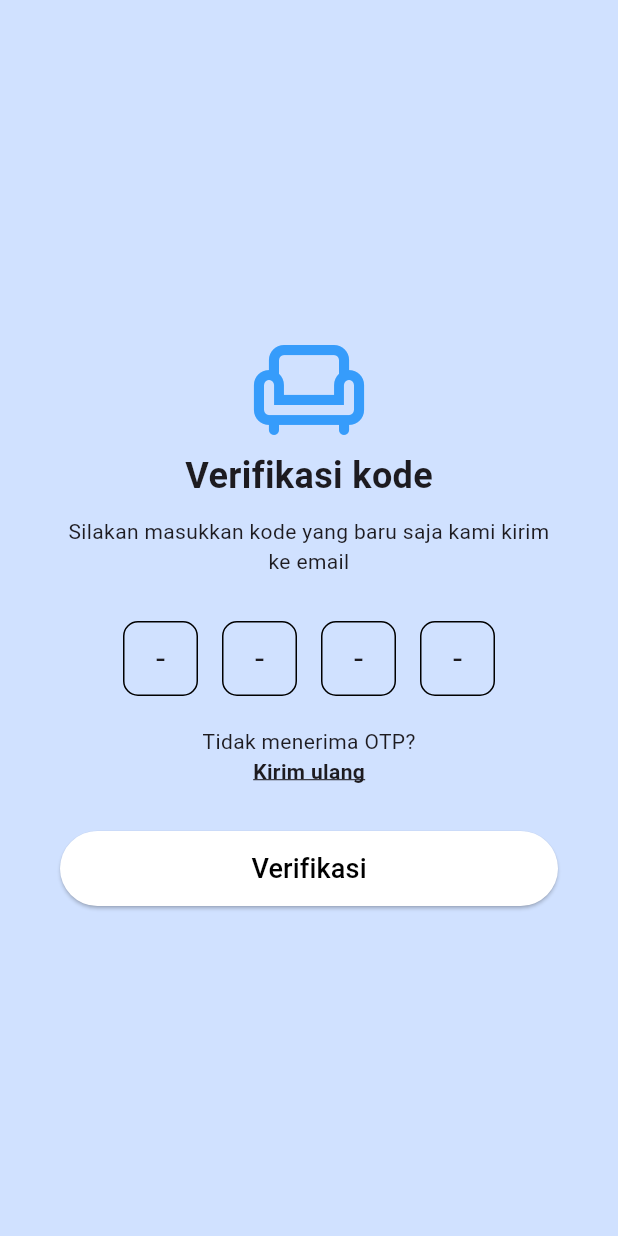
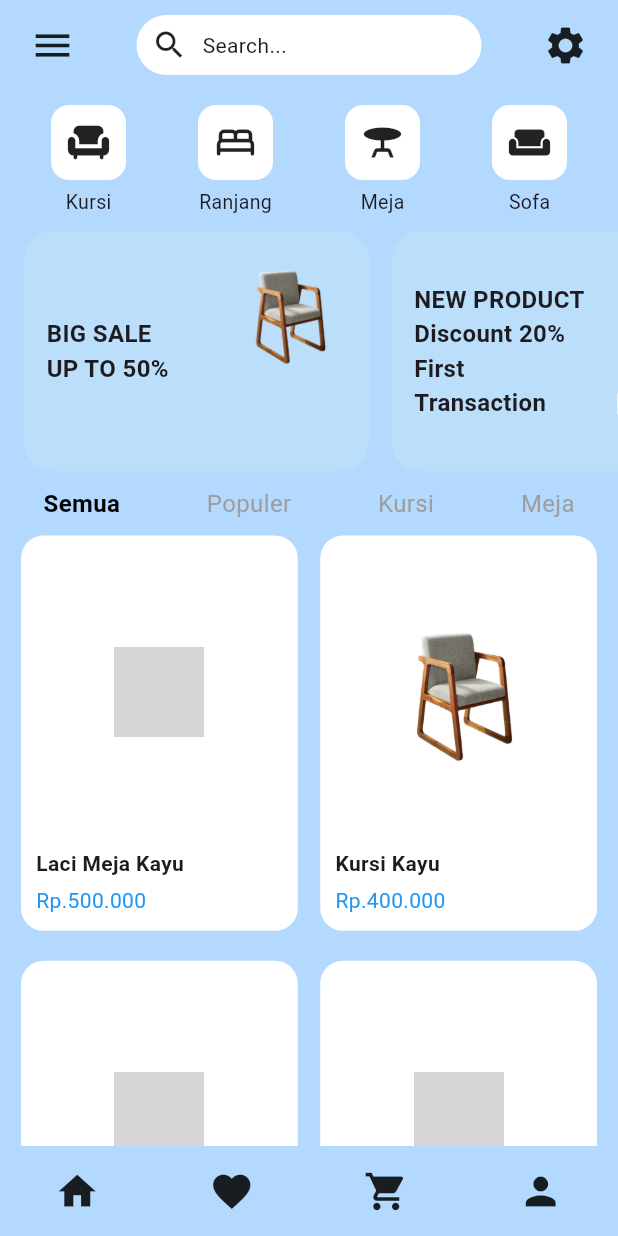
Before and after one commit to fahmihasanasagaf/TUBES_PPB, a Flutter app: the VerifyPage screen opened by its route, after a tap on "Verifikasi", on a phone screen of 412 x 824 dp. Run offline on Flutter 3.47's test engine with Material 3 defaults, Android fonts, the light colour scheme and no system bars; Roboto replaces fonts that are missing (Poppins); grey boxes are pictures that could not be loaded.

Commit message:
progress 2

```diff
--- a/amitrafurniture/lib/main.dart
+++ b/amitrafurniture/lib/main.dart
@@ -3,6 +3,8 @@ import 'screens/welcome_screen.dart';
 import 'screens/login_screen.dart';
 import 'screens/register_page.dart';
 import 'screens/verify_page.dart';
+import 'screens/home_page.dart';
+
 
 void main() {
   runApp(const MyApp());
@@ -22,11 +24,13 @@ class MyApp extends StatelessWidget {
       ),
       initialRoute: '/',
       routes: {
-        '/': (context) => const WelcomeScreen(),
-        '/login': (context) => const LoginScreen(),
-        '/register': (context) => const RegisterPage(),
-        '/verify': (context) => const VerifyPage(),
-      },
+  '/': (context) => const WelcomeScreen(),
+  '/login': (context) => const LoginScreen(),
+  '/register': (context) => const RegisterPage(),
+  '/verify': (context) => const VerifyPage(),
+  '/home': (context) => const HomePage(),
+},
+
     );
   }
 }
--- /dev/null
+++ b/amitrafurniture/lib/screens/home_page.dart
@@ -0,0 +1,261 @@
+import 'package:flutter/material.dart';
+
+class HomePage extends StatelessWidget {
+  const HomePage({super.key});
+
+  @override
+  Widget build(BuildContext context) {
+    return Scaffold(
+      backgroundColor: const Color(0xFFB3D9FF),
+      body: SafeArea(
+        child: SingleChildScrollView(
+          child: Column(
+            children: [
+              // =====================
+              // TOP BAR
+              // =====================
+              Padding(
+                padding: const EdgeInsets.symmetric(horizontal: 20, vertical: 10),
+                child: Row(
+                  mainAxisAlignment: MainAxisAlignment.spaceBetween,
+                  children: [
+                    const Icon(Icons.menu, size: 30),
+                    Container(
+                      width: 230,
+                      height: 40,
+                      padding: const EdgeInsets.symmetric(horizontal: 10),
+                      decoration: BoxDecoration(
+                        color: Colors.white,
+                        borderRadius: BorderRadius.circular(20),
+                      ),
+                      child: const Row(
+                        children: [
+                          Icon(Icons.search),
+                          SizedBox(width: 10),
+                          Text("Search..."),
+                        ],
+                      ),
+                    ),
+                    const Icon(Icons.settings, size: 30),
+                  ],
+                ),
+              ),
+
+              // =====================
+              // CATEGORY ICONS
+              // =====================
+              Padding(
+                padding: const EdgeInsets.symmetric(horizontal: 10, vertical: 10),
+                child: Row(
+                  mainAxisAlignment: MainAxisAlignment.spaceAround,
+                  children: [
+                    _buildCategory(Icons.chair, "Kursi"),
+                    _buildCategory(Icons.bed_rounded, "Ranjang"),
+                    _buildCategory(Icons.table_bar, "Meja"),
+                    _buildCategory(Icons.weekend, "Sofa"),
+                  ],
+                ),
+              ),
+
+              // =====================
+              // PROMO BANNER
+              // =====================
+              SizedBox(
+                height: 160,
+                child: ListView(
+                  scrollDirection: Axis.horizontal,
+                  padding: const EdgeInsets.only(left: 16),
+                  children: [
+                    _buildPromoCard(
+                      "BIG SALE\nUP TO 50%",
+                      "assets/images/Kursi.png",
+                    ),
+                    _buildPromoCard(
+                      "NEW PRODUCT\nDiscount 20%\nFirst Transaction",
+                      "assets/images/Kursi.png",
+                      button: true,
+                    ),
+                  ],
+                ),
+              ),
+
+              const SizedBox(height: 10),
+
+              // =====================
+              // TAB MENU
+              // =====================
+              Row(
+                mainAxisAlignment: MainAxisAlignment.spaceAround,
+                children: [
+                  _buildTab("Semua", true),
+                  _buildTab("Populer", false),
+                  _buildTab("Kursi", false),
+                  _buildTab("Meja", false),
+                ],
+              ),
+
+              const SizedBox(height: 10),
+
+              // =====================
+              // PRODUCT GRID
+              // =====================
+              Padding(
+                padding: const EdgeInsets.symmetric(horizontal: 14),
+                child: GridView.count(
+                  shrinkWrap: true,
+                  crossAxisCount: 2,
+                  physics: const NeverScrollableScrollPhysics(),
+                  mainAxisSpacing: 20,
+                  crossAxisSpacing: 15,
+                  childAspectRatio: 0.70,
+                  children: [
+                    _buildProduct("Laci Meja Kayu", "Rp.500.000", "assets/images/lemari.png"),
+                    _buildProduct("Kursi Kayu", "Rp.400.000", "assets/images/Kursi.png"),
+                    _buildProduct("Sofa", "Rp.5.000.000", "assets/images/sofa.png"),
+                    _buildProduct("GrandWood Bed", "Rp.7.000.000", "assets/images/ranjang.png"),
+                  ],
+                ),
+              ),
+
+              const SizedBox(height: 20),
+            ],
+          ),
+        ),
+      ),
+
+      // =====================
+      // BOTTOM NAVBAR
+      // =====================
+      bottomNavigationBar: Container(
+        height: 60,
+        decoration: const BoxDecoration(
+          color: Color(0xFFB3D9FF),
+          borderRadius: BorderRadius.vertical(top: Radius.circular(20)),
+        ),
+        child: const Row(
+          mainAxisAlignment: MainAxisAlignment.spaceAround,
+          children: [
+            Icon(Icons.home, size: 30),
+            Icon(Icons.favorite, size: 30),
+            Icon(Icons.shopping_cart, size: 30),
+            Icon(Icons.person, size: 30),
+          ],
+        ),
+      ),
+    );
+  }
+
+  // ===============================================================
+  // WIDGET: CATEGORY ICON
+  // ===============================================================
+  Widget _buildCategory(IconData icon, String title) {
+    return Column(
+      children: [
+        Container(
+          padding: const EdgeInsets.all(10),
+          decoration: BoxDecoration(
+              color: Colors.white, borderRadius: BorderRadius.circular(12)),
+          child: Icon(icon, size: 30),
+        ),
+        const SizedBox(height: 5),
+        Text(title, style: const TextStyle(fontSize: 13)),
+      ],
+    );
+  }
+
+  // ===============================================================
+  // WIDGET: PROMO CARD
+  // ===============================================================
+  Widget _buildPromoCard(String text, String img, {bool button = false}) {
+    return Container(
+      width: 230,
+      margin: const EdgeInsets.only(right: 15),
+      padding: const EdgeInsets.all(15),
+      decoration: BoxDecoration(
+        color: Colors.blue.shade100,
+        borderRadius: BorderRadius.circular(20),
+      ),
+      child: Row(
+        children: [
+          Expanded(
+            child: Text(
+              text,
+              style: const TextStyle(
+                fontSize: 16,
+                fontWeight: FontWeight.bold,
+              ),
+            ),
+          ),
+          Column(
+            children: [
+              Image.asset(img, height: 80),
+              if (button)
+                Container(
+                  margin: const EdgeInsets.only(top: 5),
+                  padding: const EdgeInsets.symmetric(horizontal: 10, vertical: 5),
+                  decoration: BoxDecoration(
+                    color: Colors.white,
+                    borderRadius: BorderRadius.circular(10),
+                  ),
+                  child: const Text("BELI"),
+                )
+            ],
+          )
+        ],
+      ),
+    );
+  }
+
+  // ===============================================================
+  // WIDGET: TAB MENU
+  // ===============================================================
+  Widget _buildTab(String text, bool active) {
+    return Text(
+      text,
+      style: TextStyle(
+        fontSize: 16,
+        fontWeight: active ? FontWeight.bold : FontWeight.normal,
+        color: active ? Colors.black : Colors.grey,
+      ),
+    );
+  }
+
+  // ===============================================================
+  // WIDGET: PRODUCT CARD
+  // ===============================================================
+  Widget _buildProduct(String title, String price, String img) {
+    return Container(
+      decoration: BoxDecoration(
+        color: Colors.white,
+        borderRadius: BorderRadius.circular(15),
+      ),
+      padding: const EdgeInsets.all(10),
+      child: Column(
+        crossAxisAlignment: CrossAxisAlignment.start,
+        children: [
+          Expanded(
+            child: Center(
+              child: Image.asset(
+                img,
+                height: 110,
+                errorBuilder: (context, error, stackTrace) {
+                  return const Icon(Icons.error, size: 60);
+                },
+              ),
+            ),
+          ),
+          const SizedBox(height: 10),
+          Text(
+            title,
+            style: const TextStyle(fontSize: 14, fontWeight: FontWeight.bold),
+          ),
+          const SizedBox(height: 5),
+          Text(
+            price,
+            style: const TextStyle(color: Colors.blue),
+          )
+        ],
+      ),
+    );
+  }
+}
--- a/amitrafurniture/lib/screens/login_screen.dart
+++ b/amitrafurniture/lib/screens/login_screen.dart
@@ -9,6 +9,7 @@ class LoginScreen extends StatelessWidget {
     final passwordController = TextEditingController();
 
     return Scaffold(
+      backgroundColor: const Color(0xFFD0E2FF),
       body: SafeArea(
         child: SingleChildScrollView(
           padding: const EdgeInsets.symmetric(horizontal: 30, vertical: 50),
@@ -77,7 +78,9 @@ class LoginScreen extends StatelessWidget {
                         horizontal: 100, vertical: 15),
                     shape: RoundedRectangleBorder(
                         borderRadius: BorderRadius.circular(12))),
-                onPressed: () {},
+                onPressed: () {
+                  Navigator.pushNamed(context, '/home');
+                },
                 child: const Text(
                   'Login',
                   style: TextStyle(
@@ -93,9 +96,9 @@ class LoginScreen extends StatelessWidget {
               Row(
                 mainAxisAlignment: MainAxisAlignment.center,
                 children: [
-                  Image.asset('assets/images/google.png', height: 35),
+                  Image.asset('assets/images/google.png', height: 35, errorBuilder: (context, error, stackTrace) => const Icon(Icons.error)),
                   const SizedBox(width: 40),
-                  Image.asset('assets/images/whatsapp.png', height: 40),
+                  Image.asset('assets/images/whatsapp.png', height: 40, errorBuilder: (context, error, stackTrace) => const Icon(Icons.error)),
                 ],
               ),
               const SizedBox(height: 30),
--- a/amitrafurniture/lib/screens/register_page.dart
+++ b/amitrafurniture/lib/screens/register_page.dart
@@ -9,14 +9,17 @@ class RegisterPage extends StatefulWidget {
 
 class _RegisterPageState extends State<RegisterPage> {
   bool agree = false;
+  final _formKey = GlobalKey<FormState>();
 
   @override
   Widget build(BuildContext context) {
     return Scaffold(
-      backgroundColor:  const Color.fromRGBO(208, 225, 255, 1),
+      backgroundColor: const Color(0xFFD0E2FF),
       body: Center(
         child: SingleChildScrollView(
           padding: const EdgeInsets.symmetric(horizontal: 40, vertical: 20),
+          child: Form(
+            key: _formKey,
             child: Column(
               mainAxisAlignment: MainAxisAlignment.center,
               children: [
@@ -38,7 +41,8 @@ class _RegisterPageState extends State<RegisterPage> {
                 Row(
                   children: [
                     Checkbox(
-                      value: agree, onChanged: (v) => setState(() => agree = v!)),
+                        value: agree,
+                        onChanged: (v) => setState(() => agree = v!)),
                     const Expanded(
                         child: Text('Setuju dengan syarat & ketentuan')),
                   ],
@@ -48,9 +52,11 @@ class _RegisterPageState extends State<RegisterPage> {
                     backgroundColor: Colors.white,
                     minimumSize: const Size(double.infinity, 50),
                   ),
-                onPressed: () {
+                  onPressed: agree ? () {
+                    if (_formKey.currentState!.validate()) {
                       Navigator.pushNamed(context, '/verify');
-                },
+                    }
+                  } : null,
                   child: const Text('Daftar',
                       style: TextStyle(fontSize: 18, color: Colors.black)),
                 ),
@@ -60,9 +66,9 @@ class _RegisterPageState extends State<RegisterPage> {
                 Row(
                   mainAxisAlignment: MainAxisAlignment.center,
                   children: [
-                  Image.asset('assets/images/google.png', height: 40),
+                    Image.asset('assets/images/google.png', height: 40, errorBuilder: (context, error, stackTrace) => const Icon(Icons.error)),
                     const SizedBox(width: 20),
-                  Image.asset('assets/images/whatsapp.png', height: 40),
+                    Image.asset('assets/images/whatsapp.png', height: 40, errorBuilder: (context, error, stackTrace) => const Icon(Icons.error)),
                   ],
                 ),
                 const SizedBox(height: 15),
@@ -89,18 +95,19 @@ class _RegisterPageState extends State<RegisterPage> {
             ),
           ),
         ),
+      ),
     );
   }
 
   Widget _buildTextField(String label, String hint,
       {bool isPassword = false}) {
-    return TextField(
+    return TextFormField(
       obscureText: isPassword,
       decoration: InputDecoration(
         labelText: label,
         hintText: hint,
         filled: true,
-        fillColor: Colors.transparent,
+        fillColor: Colors.white,
         enabledBorder: OutlineInputBorder(
           borderRadius: BorderRadius.circular(15),
           borderSide: const BorderSide(color: Colors.black, width: 1),
@@ -113,6 +120,12 @@ class _RegisterPageState extends State<RegisterPage> {
             ? const Icon(Icons.visibility_off, color: Colors.black)
             : null,
       ),
+      validator: (value) {
+        if (value == null || value.isEmpty) {
+          return '$label harus diisi';
+        }
+        return null;
+      },
     );
   }
 }
--- a/amitrafurniture/lib/screens/verify_page.dart
+++ b/amitrafurniture/lib/screens/verify_page.dart
@@ -6,7 +6,7 @@ class VerifyPage extends StatelessWidget {
   @override
   Widget build(BuildContext context) {
     return Scaffold(
-      backgroundColor:  const Color.fromRGBO(208, 225, 255, 1),
+      backgroundColor: const Color(0xFFD0E2FF),
       body: Center(
         child: Padding(
           padding: const EdgeInsets.symmetric(horizontal: 40, vertical: 40),
@@ -53,7 +53,9 @@ class VerifyPage extends StatelessWidget {
                 style: ElevatedButton.styleFrom(
                     backgroundColor: Colors.white,
                     minimumSize: const Size(double.infinity, 50)),
-                onPressed: () {},
+                onPressed: () {
+                  Navigator.pushNamed(context, '/home');
+                },
                 child: const Text('Verifikasi',
                     style: TextStyle(fontSize: 18, color: Colors.black)),
               ),
```
Lines whose indentation alone changed are shown as unchanged.
